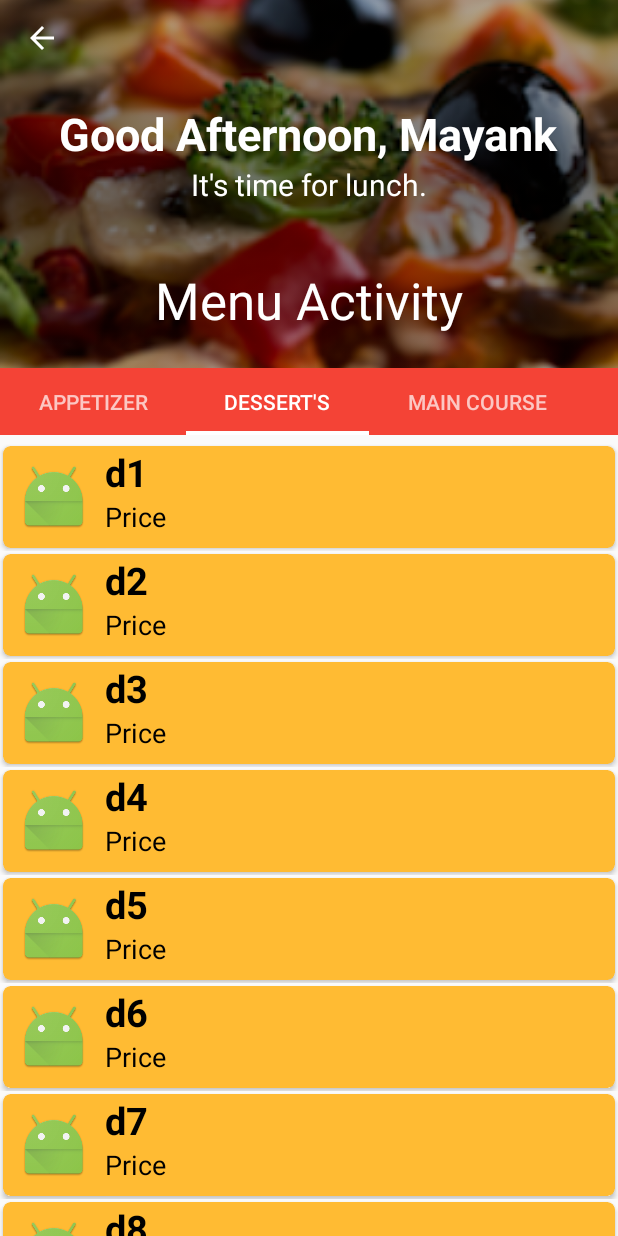
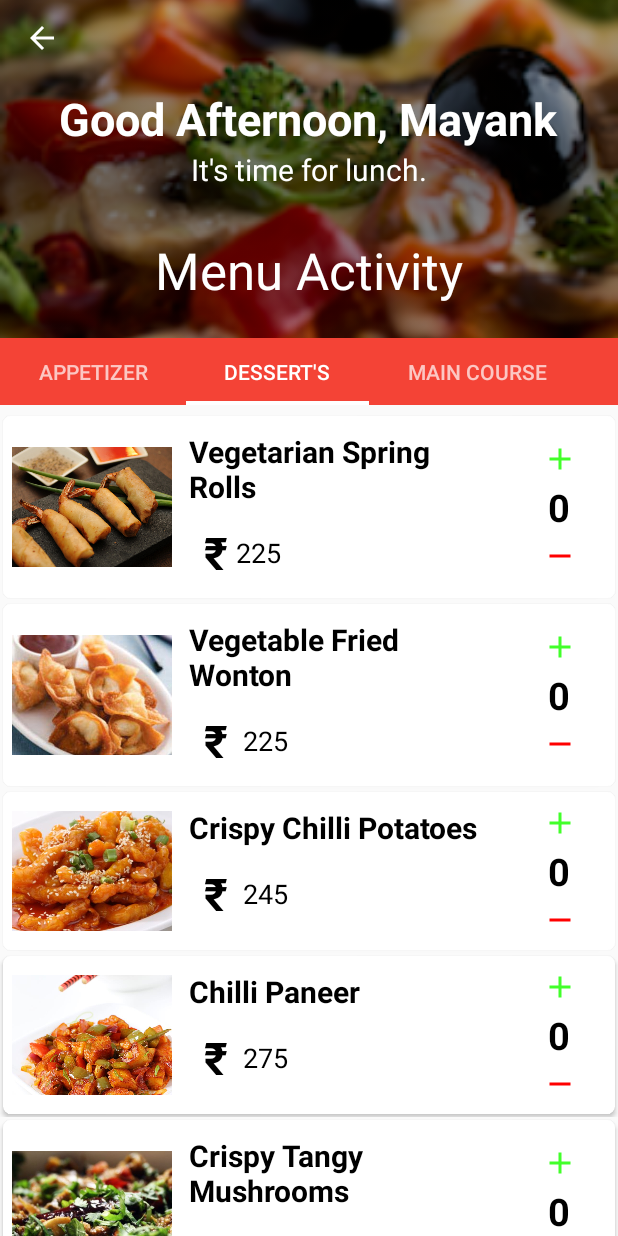
Before and after one commit to Ankitgarg891/OrderUpData, an Android app: the AppetizerFragment screen opened directly, with no data from a screen before it, tab 2 chosen, on a phone screen of 412 x 824 dp. Run offline under Robolectric (Android 15) with nearby library versions, the phone set to English and light mode, and no system bars.

Commit message:
13/10/17  4 : 05 am

```diff
--- a/app/src/main/java/com/example/food/orderup/AppetizerFragment.java
+++ b/app/src/main/java/com/example/food/orderup/AppetizerFragment.java
@@ -26,17 +26,18 @@ public class AppetizerFragment extends Fragment {
         super.onViewCreated(view, savedInstanceState);
 
         ListView listView;
-        String[] names = {"a1", "a2", "a3", "a4", "a5", "a6", "a7", "a8", "a9", "a10"};
-        int images = R.mipmap.ic_launcher;
-        Button order_now = (Button)view.findViewById(R.id.order_nowButton);
+        String[] names = {"Vegetarian Spring Rolls", "Vegetable Fried Wonton", "Crispy Chilli Potatoes", "Chilli Paneer", "Crispy Tangy Mushrooms", "Corn Pepper Salt"};
+        int images[] = {R.drawable.roll, R.drawable.wonton, R.drawable.chilli, R.drawable.paneer, R.drawable.mushroom, R.drawable.corn};
+        String price[] = {"225"," 225"," 245"," 275"," 245"," 260"};
+        Button order_now = (Button) view.findViewById(R.id.order_nowButton);
 
         listView = (ListView) view.findViewById(R.id.menu_listview);
-        listView.setAdapter(new CustomAdapter(getContext(), images, names));
+        listView.setAdapter(new CustomAdapter(getContext(), images, names, price));
 
         order_now.setOnClickListener(new View.OnClickListener() {
             @Override
             public void onClick(View view) {
-                startActivity(new Intent(getContext(),FinalOrderActivity.class));
+                startActivity(new Intent(getContext(), FinalOrderActivity.class));
             }
         });
     }
--- a/app/src/main/java/com/example/food/orderup/BeveragesFragment.java
+++ b/app/src/main/java/com/example/food/orderup/BeveragesFragment.java
@@ -19,11 +19,12 @@ public class BeveragesFragment extends Fragment {
     public void onViewCreated(View view, @Nullable Bundle savedInstanceState) {
 
         ListView listView;
-        String[] names = {"b1", "b2", "b3", "b4", "b5", "b6", "b7", "b8", "b9", "b10"};
-        int images = R.mipmap.ic_launcher;
+        String[] names = {"Vegetarian Spring Rolls", "Vegetable Fried Wonton", "Crispy Chilli Potatoes", "Chilli Paneer", "Crispy Tangy Mushrooms", "Corn Pepper Salt"};
+        int images[] = {R.drawable.roll, R.drawable.wonton, R.drawable.chilli, R.drawable.paneer, R.drawable.mushroom, R.drawable.corn};
+        String price[] = {"225"," 225"," 245"," 275"," 245"," 260"};
 
         listView = (ListView) view.findViewById(R.id.menu_listview);
-        listView.setAdapter(new CustomAdapter(getContext(), images, names));
+        listView.setAdapter(new CustomAdapter(getContext(), images, names, price));
 
         super.onViewCreated(view, savedInstanceState);
     }
--- a/app/src/main/java/com/example/food/orderup/CustomAdapter.java
+++ b/app/src/main/java/com/example/food/orderup/CustomAdapter.java
@@ -10,16 +10,18 @@ import android.widget.TextView;
 
 public class CustomAdapter extends BaseAdapter {
 
-    int images;
+    int[] images;
+    String[] prices;
     String[] names;
 
     Context context;
     LayoutInflater layoutInflater;
 
-    CustomAdapter(Context context, int image, String[] name) {
+    CustomAdapter(Context context, int image[], String[] name, String[] price) {
         this.context = context;
         this.images = image;
         this.names = name;
+        this.prices = price;
 
         layoutInflater = (LayoutInflater) context.getSystemService(Context.LAYOUT_INFLATER_SERVICE);
     }
@@ -44,11 +46,13 @@ public class CustomAdapter extends BaseAdapter {
 
         view = layoutInflater.inflate(R.layout.menu_custom_listview, viewGroup, false);
 
-        ImageView imageView = (ImageView) view.findViewById(R.id.menu_ImageView);
-        TextView textView = (TextView) view.findViewById(R.id.menu_nameTextView);
+        ImageView item_ImageView = (ImageView) view.findViewById(R.id.menu_ImageView);
+        TextView name_TextView = (TextView) view.findViewById(R.id.menu_nameTextView);
+        TextView price_Textview = (TextView) view.findViewById(R.id.menu_item_priceTextView);
 
-        imageView.setImageResource(images);
-        textView.setText(names[i]);
+        item_ImageView.setImageResource(images[i]);
+        name_TextView.setText(names[i]);
+        price_Textview.setText(prices[i]);
 
         return view;
     }
--- a/app/src/main/java/com/example/food/orderup/DessertFragment.java
+++ b/app/src/main/java/com/example/food/orderup/DessertFragment.java
@@ -19,11 +19,12 @@ public class DessertFragment extends Fragment {
     public void onViewCreated(View view, @Nullable Bundle savedInstanceState) {
 
         ListView listView;
-        String[] names = {"d1", "d2", "d3", "d4", "d5", "d6", "d7", "d8", "d9", "d10"};
-        int images = R.mipmap.ic_launcher;
+        String[] names = {"Vegetarian Spring Rolls", "Vegetable Fried Wonton", "Crispy Chilli Potatoes", "Chilli Paneer", "Crispy Tangy Mushrooms", "Corn Pepper Salt"};
+        int images[] = {R.drawable.roll, R.drawable.wonton, R.drawable.chilli, R.drawable.paneer, R.drawable.mushroom, R.drawable.corn};
+        String price[] = {"225"," 225"," 245"," 275"," 245"," 260"};
 
         listView = (ListView) view.findViewById(R.id.menu_listview);
-        listView.setAdapter(new CustomAdapter(getContext(), images, names));
+        listView.setAdapter(new CustomAdapter(getContext(), images, names, price));
 
         super.onViewCreated(view, savedInstanceState);
     }
--- a/app/src/main/java/com/example/food/orderup/Main_CourseFragment.java
+++ b/app/src/main/java/com/example/food/orderup/Main_CourseFragment.java
@@ -19,11 +19,12 @@ public class Main_CourseFragment extends Fragment {
     public void onViewCreated(View view, @Nullable Bundle savedInstanceState) {
 
         ListView listView;
-        String[] names = {"m1", "m2", "m3", "m4", "m5", "m6", "m7", "m8", "m9", "m10"};
-        int images = R.mipmap.ic_launcher;
+        String[] names = {"Vegetarian Spring Rolls", "Vegetable Fried Wonton", "Crispy Chilli Potatoes", "Chilli Paneer", "Crispy Tangy Mushrooms", "Corn Pepper Salt"};
+        int images[] = {R.drawable.roll, R.drawable.wonton, R.drawable.chilli, R.drawable.paneer, R.drawable.mushroom, R.drawable.corn};
+        String price[] = {"225"," 225"," 245"," 275"," 245"," 260"};
 
         listView = (ListView) view.findViewById(R.id.menu_listview);
-        listView.setAdapter(new CustomAdapter(getContext(), images, names));
+        listView.setAdapter(new CustomAdapter(getContext(), images, names, price));
 
         super.onViewCreated(view, savedInstanceState);
     }
--- a/app/src/main/res/layout/activity_menu.xml
+++ b/app/src/main/res/layout/activity_menu.xml
@@ -17,7 +17,7 @@
         <android.support.design.widget.CollapsingToolbarLayout
             android:id="@+id/toolbar_layout"
             android:layout_width="match_parent"
-            android:layout_height="245dp"
+            android:layout_height="225dp"
             android:fitsSystemWindows="true"
             app:contentScrim="?attr/colorPrimary"
             app:expandedTitleGravity="center_horizontal|bottom"
--- a/app/src/main/res/layout/menu_custom_listview.xml
+++ b/app/src/main/res/layout/menu_custom_listview.xml
@@ -8,7 +8,6 @@
         android:layout_width="match_parent"
         android:layout_height="wrap_content"
         android:layout_margin="2dp"
-        app:cardBackgroundColor="@android:color/holo_orange_light"
         app:cardCornerRadius="5dp">
 
         <LinearLayout
@@ -16,16 +15,30 @@
             android:layout_height="wrap_content"
             android:orientation="horizontal">
 
+            <LinearLayout
+                android:layout_width="0dp"
+                android:layout_height="match_parent"
+                android:layout_weight="1.7"
+                android:gravity="center"
+                android:orientation="vertical">
+
                 <ImageView
                     android:id="@+id/menu_ImageView"
-                android:layout_width="wrap_content"
-                android:layout_height="wrap_content"
-                android:layout_margin="10dp"
+                    android:layout_width="match_parent"
+                    android:layout_height="80dp"
+                    android:layout_margin="6dp"
+                    android:scaleType="centerCrop"
                     android:src="@mipmap/ic_launcher" />
+            </LinearLayout>
 
             <LinearLayout
-                android:layout_width="match_parent"
-                android:layout_height="wrap_content"
+                android:layout_width="0dp"
+                android:layout_height="match_parent"
+                android:layout_marginBottom="10dp"
+                android:layout_marginLeft="5dp"
+                android:layout_marginRight="5dp"
+                android:layout_marginTop="10dp"
+                android:layout_weight="3"
                 android:orientation="vertical">
 
                 <TextView
@@ -34,15 +47,66 @@
                     android:layout_height="wrap_content"
                     android:text="Name"
                     android:textColor="@android:color/black"
-                    android:textSize="25sp"
+                    android:textSize="20sp"
                     android:textStyle="bold" />
-                <TextView
+
+                <LinearLayout
                     android:layout_width="match_parent"
                     android:layout_height="wrap_content"
+                    android:layout_marginLeft="10dp"
+                    android:layout_marginTop="10dp"
+                    android:orientation="horizontal">
+
+                    <TextView
+                        android:layout_width="wrap_content"
+                        android:layout_height="wrap_content"
+                        android:text="₹"
+                        android:textColor="@android:color/black"
+                        android:textSize="30sp"
+                        android:textStyle="bold" />
+
+                    <TextView
+                        android:id="@+id/menu_item_priceTextView"
+                        android:layout_width="match_parent"
+                        android:layout_height="match_parent"
+                        android:layout_marginLeft="5dp"
+                        android:gravity="center_vertical"
                         android:text="Price"
                         android:textColor="@android:color/black"
                         android:textSize="18sp" />
                 </LinearLayout>
             </LinearLayout>
+
+            <LinearLayout
+                android:layout_width="0dp"
+                android:layout_height="match_parent"
+                android:layout_marginBottom="5dp"
+                android:layout_marginRight="5dp"
+                android:layout_marginTop="5dp"
+                android:layout_weight=".9"
+                android:gravity="center"
+                android:orientation="vertical">
+
+                <ImageButton
+                    style="@style/Base.Widget.AppCompat.Button.Borderless"
+                    android:layout_width="30dp"
+                    android:layout_height="30dp"
+                    android:src="@drawable/plus_vector" />
+
+                <TextView
+                    android:layout_width="wrap_content"
+                    android:layout_height="wrap_content"
+                    android:text="0"
+                    android:textColor="@android:color/black"
+                    android:textSize="25sp"
+                    android:textStyle="bold" />
+
+                <ImageButton
+                    style="@style/Base.Widget.AppCompat.Button.Borderless"
+                    android:layout_width="30dp"
+                    android:layout_height="30dp"
+                    android:src="@drawable/minus_vector" />
+            </LinearLayout>
+        </LinearLayout>
     </android.support.v7.widget.CardView>
 </LinearLayout>
--- a/app/src/main/res/values/dimens.xml
+++ b/app/src/main/res/values/dimens.xml
@@ -1,5 +1,5 @@
 <resources>
-    <dimen name="app_bar_height">290dp</dimen>
+    <dimen name="app_bar_height">270dp</dimen>
     <dimen name="fab_margin">16dp</dimen>
     <dimen name="text_margin">16dp</dimen>
 </resources>
--- a/app/src/main/res/values/strings.xml
+++ b/app/src/main/res/values/strings.xml
@@ -1,7 +1,4 @@
 <resources>
     <string name="app_name">Order Up</string>
     <string name="auth_failed"> Error! Plz try again!</string>
-
-    <!-- TODO: Remove or change this placeholder text -->
-    <string name="hello_blank_fragment">Hello blank fragment</string>
 </resources>
```
Lines whose indentation alone changed are shown as unchanged.
